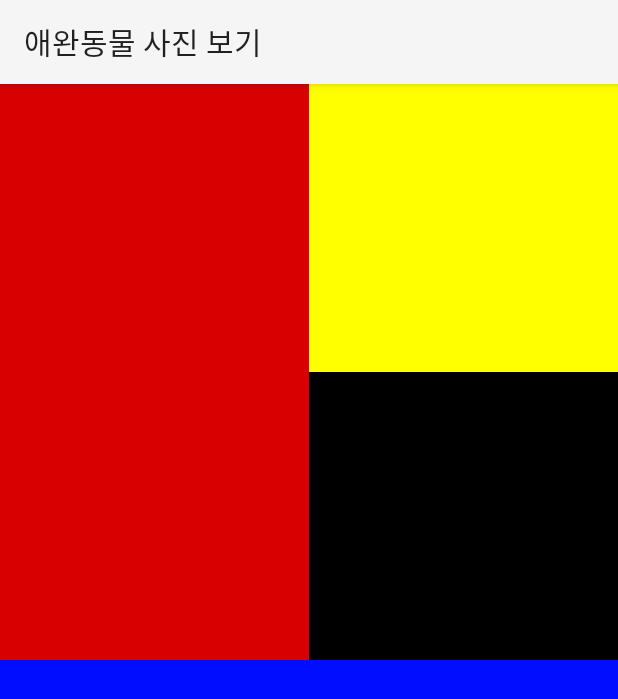
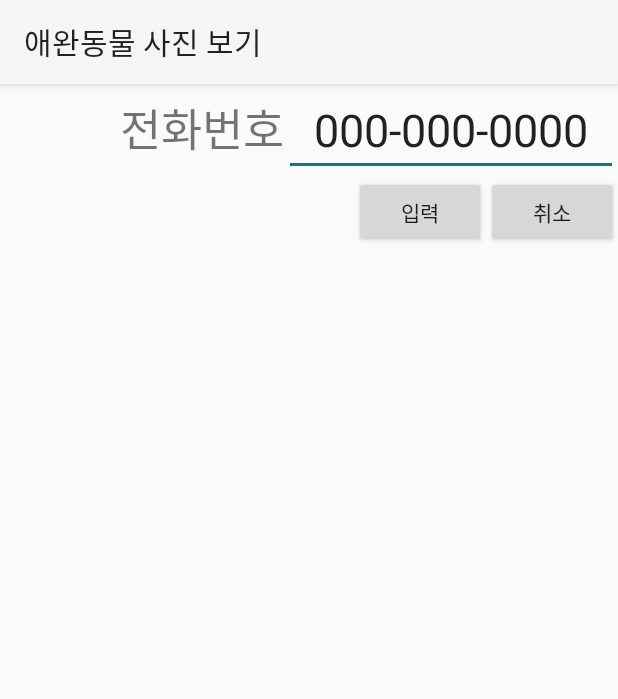
Before and after one commit to Barkyeongchan/Android_tutorial, an Android app: the screen it shows after launch (MainActivity), on a phone screen of 412 x 824 dp. Shown: the top 699 px of the screen. Run offline under Robolectric (Android 15) with nearby library versions, the phone set to English and light mode, and no system bars; 11 statements that could not run were skipped.

Commit message:
213p 직접 풀어보기 5-4 풀이 - LinearLayout과 RelativeLayout 속성 XML 활용

```diff
--- a/app/src/main/res/layout/activity_main.xml
+++ b/app/src/main/res/layout/activity_main.xml
@@ -3,54 +3,50 @@
     android:layout_width="match_parent"
     android:layout_height="match_parent">
 
-        <LinearLayout
-            android:layout_width="match_parent"
-            android:layout_height="match_parent"
-            android:orientation="vertical">
+    <RelativeLayout
+        android:layout_width="wrap_content"
+        android:layout_height="wrap_content">
 
         <LinearLayout
-                android:layout_width="match_parent"
-                android:layout_height="match_parent"
+            android:id="@+id/lay1"
+            android:layout_width="wrap_content"
+            android:layout_height="wrap_content"
             android:orientation="horizontal"
-                android:layout_weight="1">
+            android:layout_alignParentRight="true">
 
-                <LinearLayout android:id="@+id/red"
-                    android:layout_width="match_parent"
-                    android:layout_height="match_parent"
-                    android:background="@color/red"
-                    android:layout_weight="1">
+            <TextView
+                android:layout_width="wrap_content"
+                android:layout_height="wrap_content"
+                android:text="전화번호"
+                android:textSize="30dp"/>
+
+            <EditText
+                android:layout_width="wrap_content"
+                android:layout_height="wrap_content"
+                android:text="000-000-0000"
+                android:textSize="30dp"
+                android:paddingLeft="20dp"
+                android:paddingRight="20dp"/>
         </LinearLayout>
 
         <LinearLayout
-                    android:layout_width="match_parent"
-                    android:layout_height="match_parent"
-                    android:orientation="vertical"
-                    android:layout_weight="1">
+            android:layout_width="wrap_content"
+            android:layout_height="wrap_content"
+            android:orientation="horizontal"
+            android:layout_below="@+id/lay1"
+            android:layout_alignRight="@+id/lay1">
 
-                    <LinearLayout android:id="@+id/yellow"
-                        android:layout_width="match_parent"
-                        android:layout_height="match_parent"
-                        android:background="@color/yellow"
-                        android:layout_weight="1">
+            <Button
+                android:layout_width="wrap_content"
+                android:layout_height="wrap_content"
+                android:text="입력"/>
+
+            <Button
+                android:layout_width="wrap_content"
+                android:layout_height="wrap_content"
+                android:text="취소"/>
         </LinearLayout>
 
-                    <LinearLayout android:id="@+id/black"
-                        android:layout_width="match_parent"
-                        android:layout_height="match_parent"
-                        android:background="@color/black"
-                        android:layout_weight="1">
-                    </LinearLayout>
-                </LinearLayout>
+    </RelativeLayout>
 
 </LinearLayout>
-
-            <LinearLayout android:id="@+id/blue"
-                android:layout_width="match_parent"
-                android:layout_height="match_parent"
-                android:background="@color/blue"
-                android:layout_weight="1">
-            </LinearLayout>
-
-        </LinearLayout>
-
-</LinearLayout>
```
Lines whose indentation alone changed are shown as unchanged.
